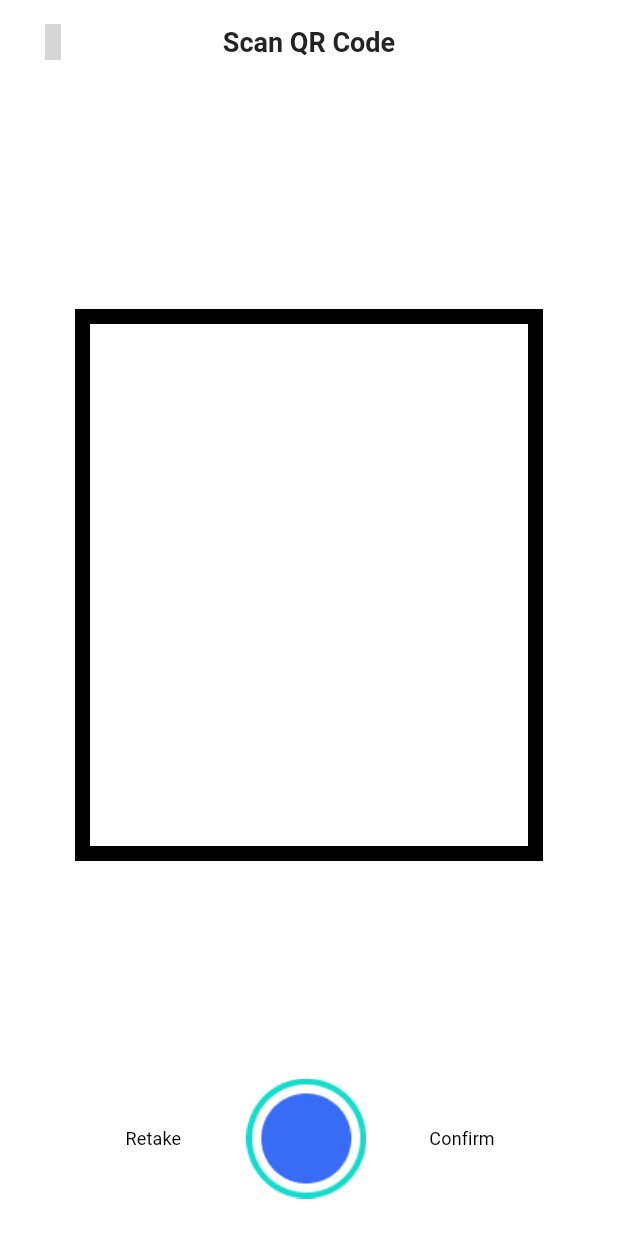
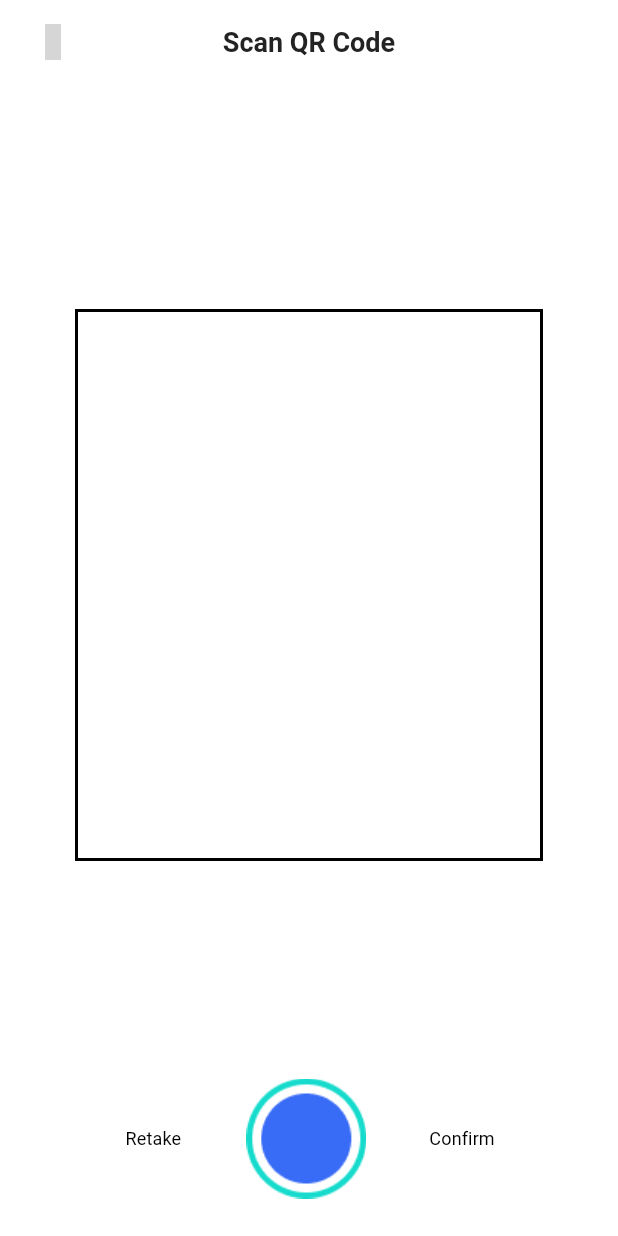
Before and after one commit to david123mbah/vtcproject, a Flutter app: the ScanQrCodeScreen screen opened directly, on a phone screen of 412 x 824 dp. Run offline on Flutter 3.47's test engine with Material 3 defaults, Android fonts, the phone set to English and light mode, and no system bars; our stand-ins replace get, get_storage, iconsax, logger, smooth_page_indicator; missing offline and left inert: five_pointed_star, flutter_barcode_scanner, qr_mobile_vision; accounts and stored records are empty; Roboto replaces fonts that are missing (Poppins); grey boxes are pictures that could not be loaded.

Commit message:
Update scan_qr_page.dart

```diff
--- a/lib/features/scan_qrcode/scan_qr_page.dart
+++ b/lib/features/scan_qrcode/scan_qr_page.dart
@@ -42,7 +42,7 @@ class ScanQrCodeScreen extends StatelessWidget {
                         child: Container(
                           decoration: BoxDecoration(
                               border:
-                                  Border.all(color: Colors.black, width: 10)),
+                                  Border.all(color: Colors.black, width: 2)),
                         ),
                         onError: (context, error) => Text(
                               error.toString(),
```
